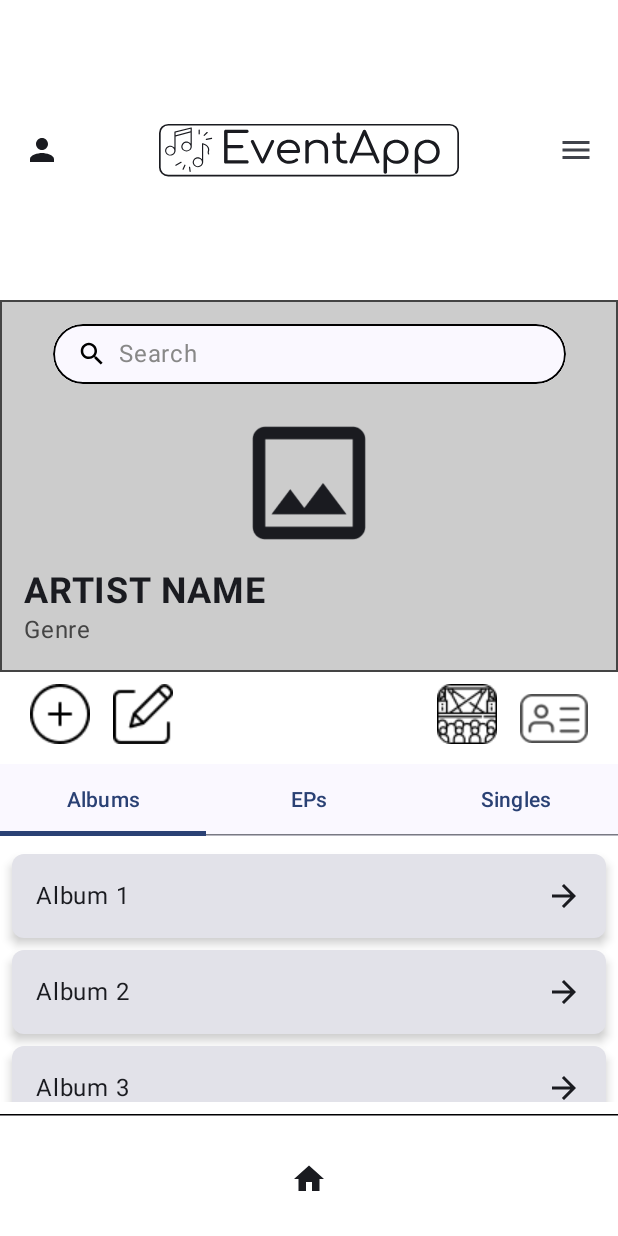
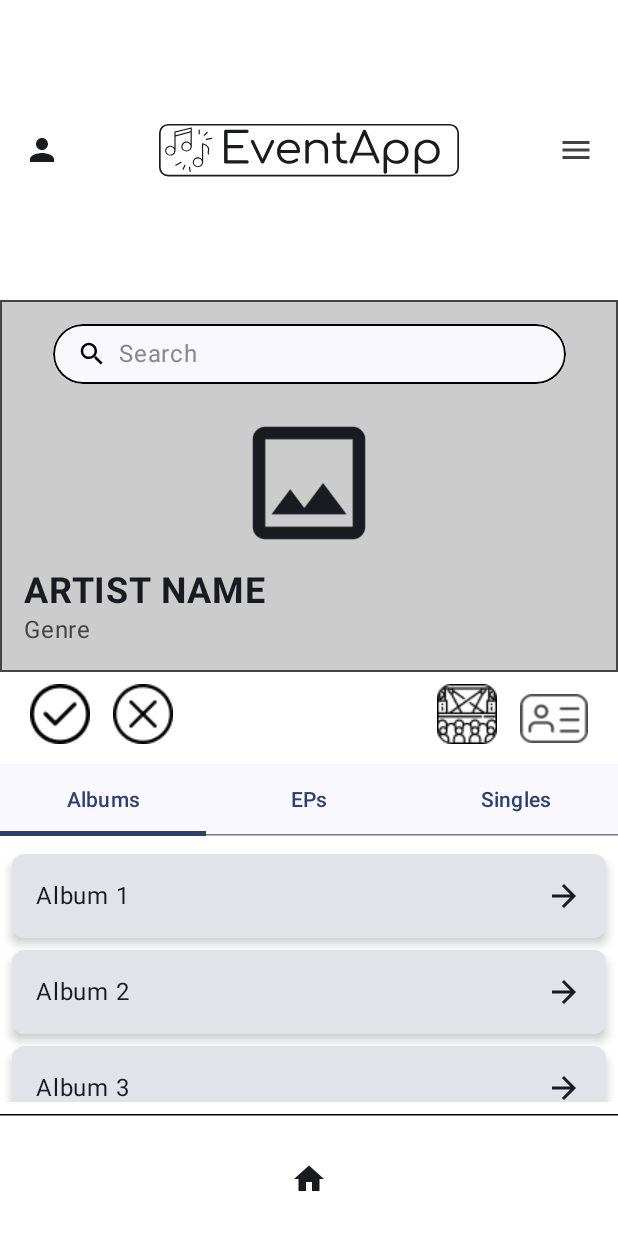
Before and after one commit to karlakulier/event-app-frontend, an Android app built with Jetpack Compose: the ArtistProfileScreen screen opened through its navigation route, after a tap on "Edit", on a phone screen of 412 x 824 dp. Run offline under Robolectric (Android 15) with nearby library versions, the phone set to English and light mode, and no system bars.

Commit message:
#210 Dodane sve potrebne ikone i implementirana logika za mijenjanje ikona ovisno o tome je li korisnik uređuje profil ili ne.

```diff
--- a/EventApp/app/src/main/java/com/example/eventapp/navigation/components/ArtistProfileScreen.kt
+++ b/EventApp/app/src/main/java/com/example/eventapp/navigation/components/ArtistProfileScreen.kt
@@ -32,6 +32,7 @@ fun ArtistProfileScreen(navController: NavController) {
     var isAlbumDialogVisible by remember { mutableStateOf(false) }
     var isEpDialogVisible by remember { mutableStateOf(false) }
     var isSongDialogVisible by remember { mutableStateOf(false) }
+    var isEditing by remember { mutableStateOf(false) }
 
     Scaffold(
         topBar = {
@@ -144,6 +145,22 @@ fun ArtistProfileScreen(navController: NavController) {
                     modifier = Modifier,
                     horizontalArrangement = Arrangement.spacedBy(15.dp) // Razmak između ikona
                 ) {
+                    if (isEditing) {
+                        Image(
+                            painter = painterResource(R.drawable.approve_edit), // Ikona za potvrdu promjena
+                            contentDescription = "Save Changes",
+                            modifier = Modifier
+                                .size(40.dp)
+                                .clickable { isEditing = false } // Završava uređivanje
+                        )
+                        Image(
+                            painter = painterResource(R.drawable.abandon_edit), // Ikona za odustajanje
+                            contentDescription = "Cancel Changes",
+                            modifier = Modifier
+                                .size(40.dp)
+                                .clickable { isEditing = false } // Odbacuje promjene
+                        )
+                    } else {
                         Image(
                             painter = painterResource(R.drawable.add_musician_profile),
                             contentDescription = "Add",
@@ -156,8 +173,9 @@ fun ArtistProfileScreen(navController: NavController) {
                             contentDescription = "Edit",
                             modifier = Modifier
                                 .size(40.dp)
-                            .clickable { /* Edit action */ }
+                                .clickable { isEditing = true } // Aktivira uređivanje
                         )
+                    }
                 }
 
                 // Druga grupa ikona: Concerts i Profile
```
Also changed, not shown: EventApp/app/src/main/res/drawable/abandon_edit.png (added), EventApp/app/src/main/res/drawable/approve_edit.png (added), EventApp/app/src/main/res/drawable/delete_items.png (added), EventApp/app/src/main/res/drawable/editing_pen.png (added). Lines whose indentation alone changed are shown as unchanged.
